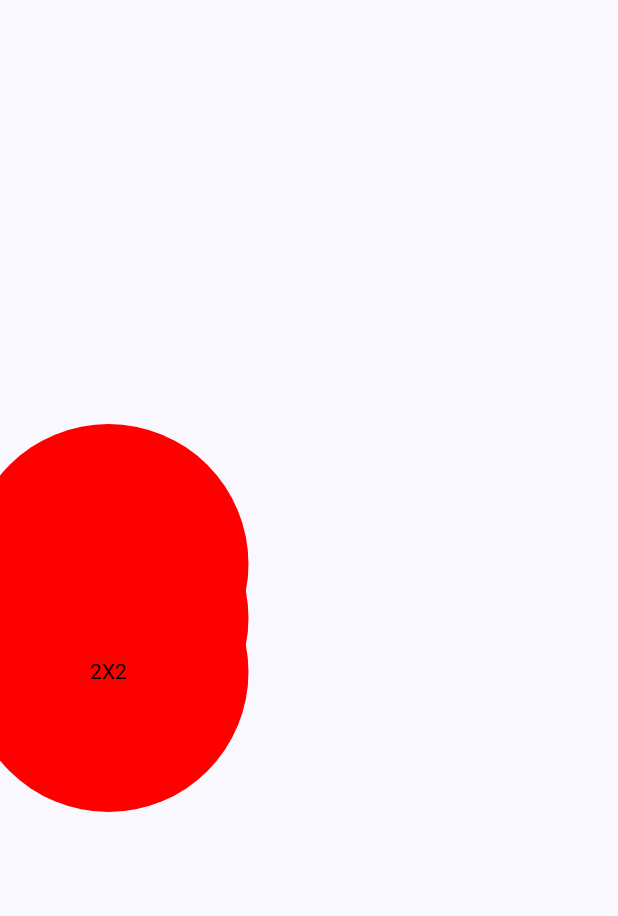
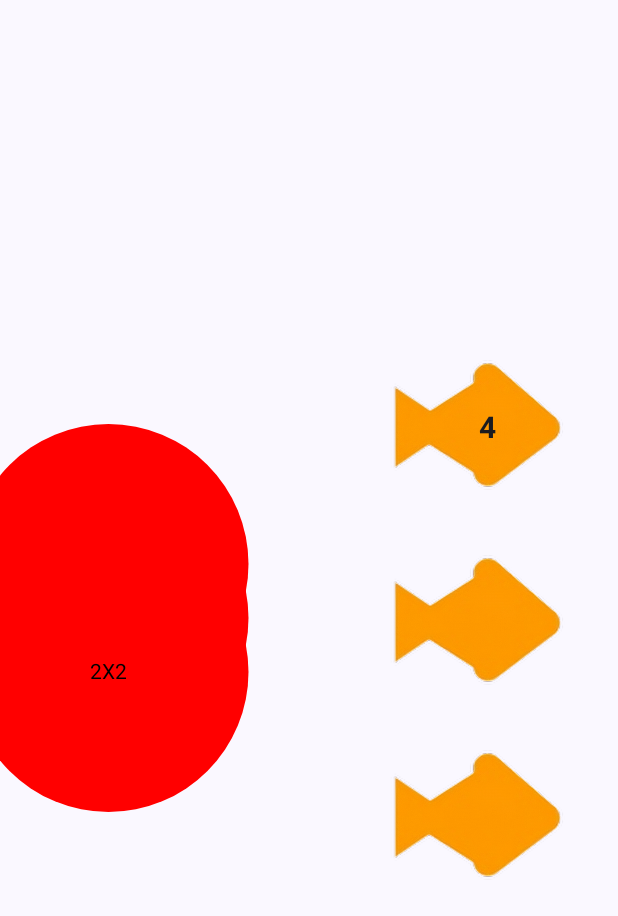
Before and after one commit to Projeto-Ancora/AncoraApp, an Android app built with Jetpack Compose: the screen it shows after launch (MainActivity), on a phone screen of 412 x 824 dp. Shown: the top 916 px of the screen. Run offline under Robolectric (Android 15) with nearby library versions, the phone set to English and light mode, and no system bars.

Commit message:
tela de games update 2

```diff
--- a/app/src/main/java/com/example/ancora/Telas/GameScreen.kt
+++ b/app/src/main/java/com/example/ancora/Telas/GameScreen.kt
@@ -1,8 +1,8 @@
 package com.example.ancora.Telas
 
 import android.util.Log
-import androidx.compose.foundation.Canvas
-import androidx.compose.foundation.background
+import androidx.compose.foundation.Image
+import androidx.compose.foundation.clickable
 import androidx.compose.foundation.layout.Arrangement
 import androidx.compose.foundation.layout.Box
 import androidx.compose.foundation.layout.Column
@@ -10,22 +10,21 @@ import androidx.compose.foundation.layout.Spacer
 import androidx.compose.foundation.layout.fillMaxSize
 import androidx.compose.foundation.layout.padding
 import androidx.compose.foundation.layout.size
-import androidx.compose.foundation.shape.CircleShape
 import androidx.compose.foundation.text.ClickableText
-import androidx.compose.material3.Button
 import androidx.compose.material3.Text
 import androidx.compose.runtime.Composable
 import androidx.compose.ui.Alignment
 import androidx.compose.ui.Modifier
-import androidx.compose.ui.draw.clip
 import androidx.compose.ui.draw.drawBehind
-import androidx.compose.ui.geometry.CornerRadius
 import androidx.compose.ui.graphics.Color
+import androidx.compose.ui.res.painterResource
 import androidx.compose.ui.text.AnnotatedString
-import androidx.compose.ui.text.style.TextAlign
+import androidx.compose.ui.text.font.FontWeight
 import androidx.compose.ui.tooling.preview.Preview
 import androidx.compose.ui.unit.dp
-import com.example.ancora.onClick
+import androidx.compose.ui.unit.sp
+import com.example.ancora.R
+
 
 @Composable
 fun GameScree(modifier: Modifier = Modifier) {
@@ -54,9 +53,7 @@ fun GameScree(modifier: Modifier = Modifier) {
 
         ClickableText(
             text = AnnotatedString("2X2"),
-            onClick = { boolCLick ->
-                Log.d("ClickableText", "$boolCLick -th character is clicked.")
-            },
+            onClick = { getMult(2 * 2) },
             modifier = modifier
                 .drawBehind {
                     drawCircle(
@@ -70,9 +67,7 @@ fun GameScree(modifier: Modifier = Modifier) {
 
         ClickableText(
             text = AnnotatedString("2X2"),
-            onClick = { boolCLick ->
-                Log.d("ClickableText", "$boolCLick -th character is clicked.")
-            },
+            onClick = {},
             modifier = modifier
                 .drawBehind {
                     drawCircle(
@@ -82,8 +77,69 @@ fun GameScree(modifier: Modifier = Modifier) {
                 }
         )
     }
+
+    Column(
+        horizontalAlignment = Alignment.Start,
+        verticalArrangement = Arrangement.Center,
+        modifier = modifier
+            .fillMaxSize()
+            .padding(start = 250.dp)
+    ) {
+        Box {
+            Image(
+                painter = painterResource(R.drawable.peixe),
+                contentDescription = "Peixe",
+                modifier
+                    .size(130.dp)
+            )
+            Text(
+                text = "4",
+                modifier
+                    .padding(top = 56.dp)
+                    .padding(start = 69.dp)
+                    .clickable { compararResultado() },
+                fontWeight = FontWeight.Bold,
+                fontSize = 20.sp
+            )
+        }
+
+        Image(
+            painter = painterResource(R.drawable.peixe),
+            contentDescription = "Peixe",
+            modifier
+                .size(130.dp)
+        )
+
+        Image(
+            painter = painterResource(R.drawable.peixe),
+            contentDescription = "Peixe",
+            modifier
+                .size(130.dp)
+        )
+    }
 }
 
+val caseMult = mutableListOf<Int>();
+
+private fun getMult(num: Int) {
+    caseMult.add(num)
+}
+
+private fun setMult(): List<Int> {
+    return caseMult.toList();
+}
+
+private fun compararResultado() {
+    when {
+        setMult().contains(4) -> {
+            Log.d("Acertou", "Acertou")
+        }
+
+        else -> {
+            Log.d("Errou", "Errou")
+        }
+    }
+}
 
 @Preview
 @Composable
```
Also changed, not shown: app/src/main/res/drawable/peixe.png.
